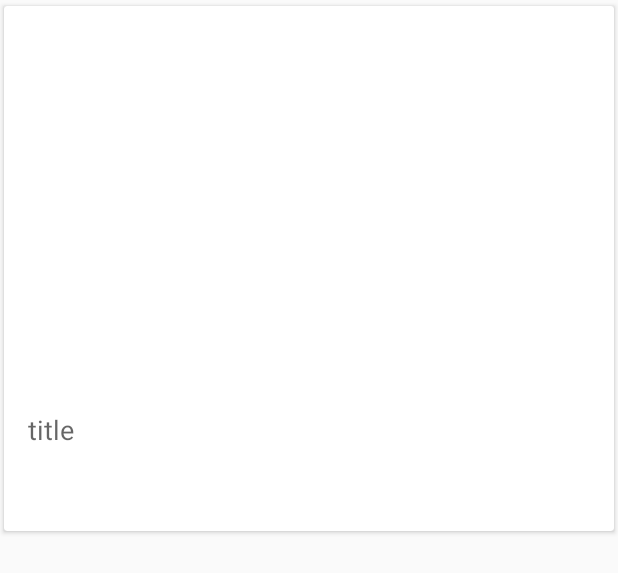
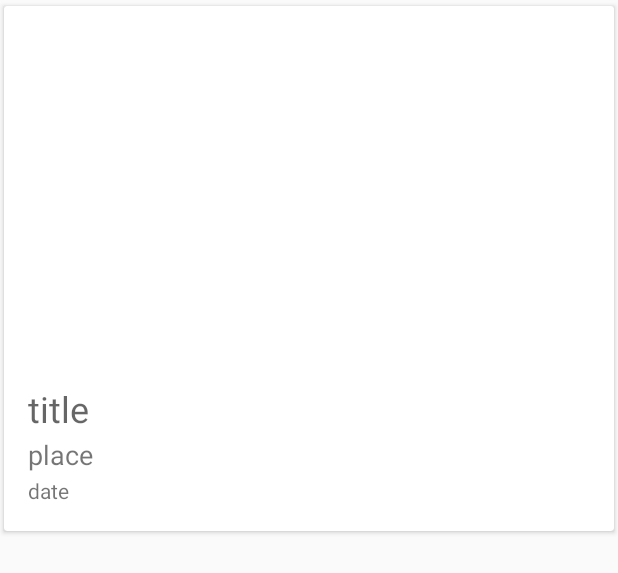
Before and after one commit to avansstudentrobin2/App, an Android app: the layout custom_row.xml on its own in the app's theme, with its tools: preview values and no code run, on a phone screen of 412 x 824 dp. Shown: the top 573 px of the screen. Run offline under Robolectric (Android 15) with nearby library versions, the phone set to English and light mode, and no system bars.

Commit message:
Check-in filter & datetime

```diff
--- a/app/src/main/java/com/example/okker/app/activity/ViewImageActivity.java
+++ b/app/src/main/java/com/example/okker/app/activity/ViewImageActivity.java
@@ -104,7 +104,7 @@ public class ViewImageActivity extends AppCompatActivity implements OnMapReadyCa
                 .error(R.drawable.ic_launcher_background)
                 .into(imageView);
         textViewTitle.setText(retroPhoto.getTitle());
-        textViewText.setText(retroPhoto.getBody());
+        textViewText.setText(retroPhoto.getPlace());
         setLocationOnMap();
     }
 
--- a/app/src/main/res/layout/activity_main.xml
+++ b/app/src/main/res/layout/activity_main.xml
@@ -21,7 +21,6 @@
             app:layout_constraintEnd_toEndOf="parent"
             app:layout_constraintStart_toStartOf="parent"
             app:layout_constraintTop_toTopOf="parent" />
-
     </android.support.v4.widget.SwipeRefreshLayout>
 
     <android.support.design.widget.FloatingActionButton
--- a/app/src/main/res/layout/custom_row.xml
+++ b/app/src/main/res/layout/custom_row.xml
@@ -1,16 +1,24 @@
 <?xml version="1.0" encoding="utf-8"?>
 <android.support.v7.widget.CardView xmlns:android="http://schemas.android.com/apk/res/android"
     xmlns:card_view="http://schemas.android.com/apk/res-auto"
-    xmlns:app="http://schemas.android.com/tools"
     android:id="@+id/card_view_friend"
     android:layout_width="match_parent"
     android:layout_height="wrap_content"
     card_view:cardUseCompatPadding="true">
+    <!--xmlns:app="http://schemas.android.com/tools" -->
 
     <LinearLayout
         android:layout_width="match_parent"
         android:layout_height="350dp"
         android:orientation="vertical">
+
+        <TextView
+            android:id="@+id/id"
+            android:layout_width="match_parent"
+            android:layout_height="wrap_content"
+            android:layout_marginLeft="16dp"
+            android:paddingTop="20dp"
+            android:visibility="gone" />
 
         <ImageView
             android:id="@+id/coverImage"
@@ -28,17 +36,27 @@
             android:layout_height="wrap_content"
             android:layout_marginLeft="16dp"
             android:layout_toRightOf="@+id/coverImage"
-            android:lines="2"
-            android:paddingTop="20dp"
-            android:text="title" />
+            android:paddingTop="2dp"
+            android:text="title"
+            android:textSize="24sp" />
 
         <TextView
-            android:id="@+id/id"
+            android:id="@+id/place"
             android:layout_width="match_parent"
             android:layout_height="wrap_content"
             android:layout_marginLeft="16dp"
-            android:paddingTop="20dp"
-            android:visibility="gone" />
+            android:paddingTop="2dp"
+            android:text="place"
+            android:textSize="18sp" />
+
+        <TextView
+            android:id="@+id/date"
+            android:layout_width="match_parent"
+            android:layout_height="wrap_content"
+            android:layout_marginLeft="16dp"
+            android:paddingTop="2dp"
+            android:text="date"
+            android:textSize="14sp" />
     </LinearLayout>
 
 
```
Also changed, not shown: app/src/main/java/com/example/okker/app/activity/MainActivity.java (+77 -2 lines), app/src/main/java/com/example/okker/app/adapter/CustomAdapter.java (+43 -1 lines), app/src/main/java/com/example/okker/app/model/RetroPhoto.java (+13 -6 lines), app/src/main/res/menu/toolbar_menu.xml (added, +12 -0 lines), app/src/main/res/mipmap-hdpi/ic_search.png (added). Lines whose indentation alone changed are shown as unchanged.
